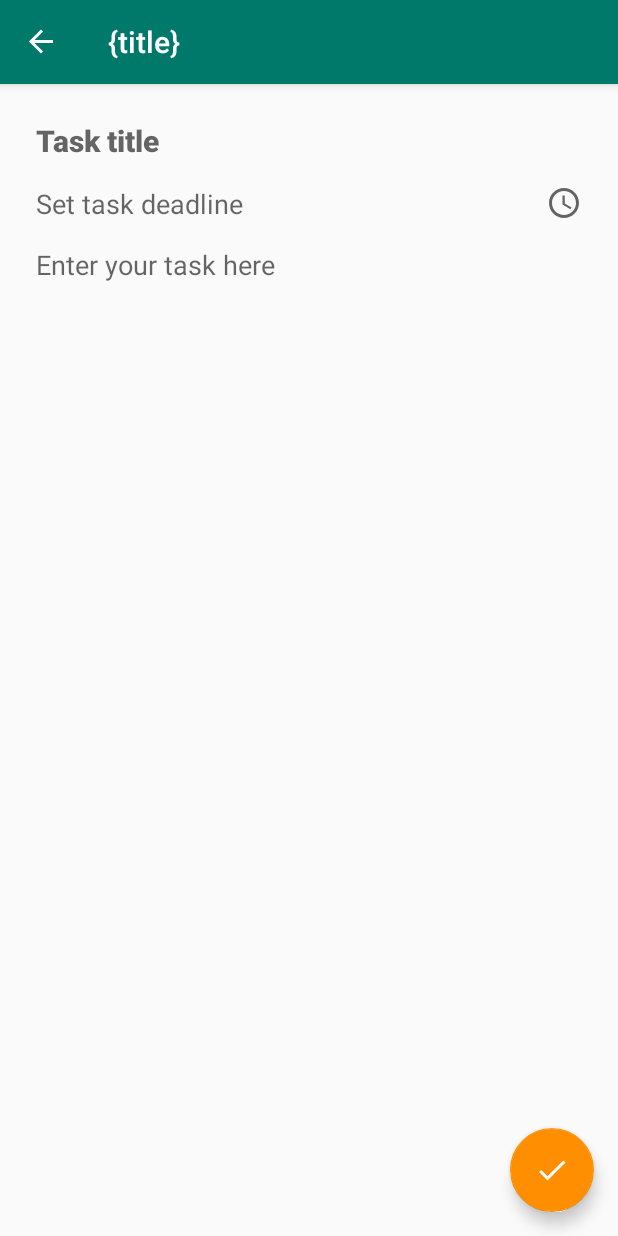
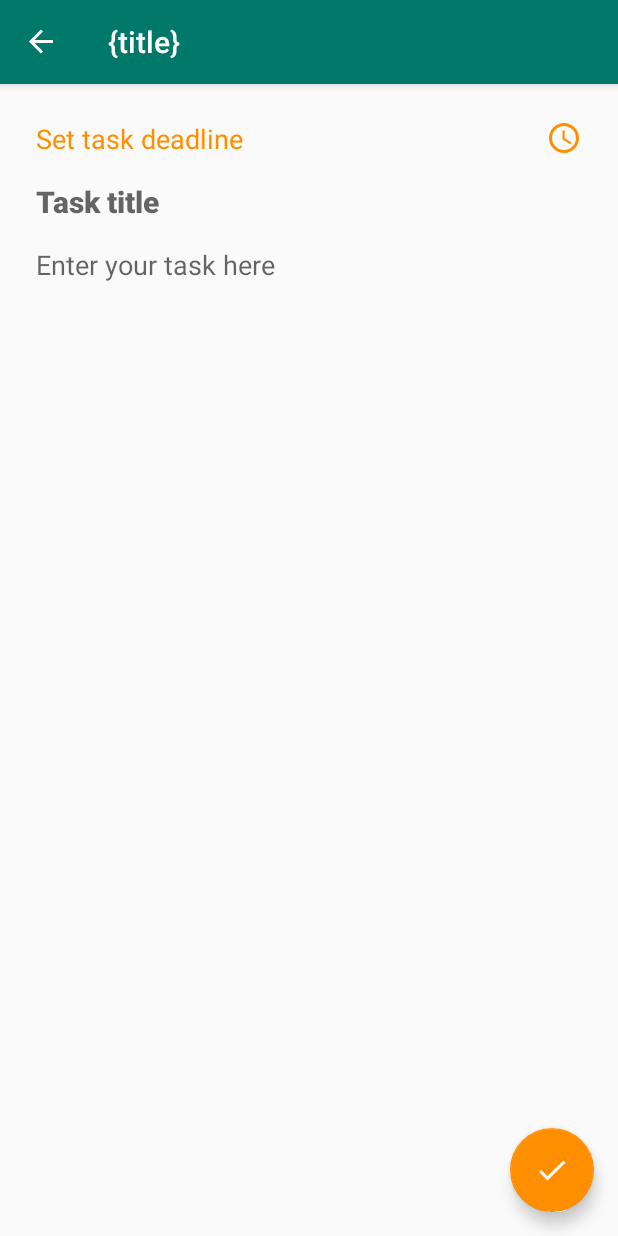
Before and after one commit to angela-aciobanitei/aadc-kotlin-todo-app, an Android app: the screen it shows after launch (MainActivity), after a tap on "Add new task", on a phone screen of 412 x 824 dp. Run offline under Robolectric (Android 15) with nearby library versions, the phone set to English and light mode, and no system bars; our stand-ins replace Room's generated code, Timber, data binding, navigation-ui, paging; libraries missing offline, so code that uses them is left out: androidx.paging; 9 statements that could not run were skipped.

```diff
--- a/app/src/main/res/layout/add_edit_task_fragment.xml
+++ b/app/src/main/res/layout/add_edit_task_fragment.xml
@@ -24,6 +24,24 @@
                 android:orientation="vertical"
                 android:layout_margin="@dimen/padding_normal">
 
+                <TextView
+                    android:id="@+id/add_task_deadline"
+                    android:background="@null"
+                    android:layout_width="match_parent"
+                    android:layout_height="wrap_content"
+                    android:padding="@dimen/padding_small"
+                    android:hint="@string/deadline_hint"
+                    android:textColorHint="@color/colorAccent"
+                    android:clickable="true"
+                    android:focusable="true"
+                    android:maxLines="1"
+                    android:textAppearance="@style/TextAppearance.AppCompat.Medium"
+                    android:text="@{addEditTasksViewModel.deadlineText}"
+                    android:drawableEnd="@drawable/ic_access_time"
+                    android:drawablePadding="@dimen/padding_mini"
+                    android:drawableTint="@color/colorAccent"
+                    android:onClick="@{() -> addEditTasksViewModel.addTaskDeadlineEvent()}"/>
+
                 <EditText
                     android:id="@+id/add_task_title_edit_text"
                     android:background="@null"
@@ -38,22 +56,6 @@
                     android:text="@={addEditTasksViewModel.title}"
                     android:textStyle="bold"
                     android:textAppearance="@style/TextAppearance.AppCompat.Title" />
-
-                <TextView
-                    android:id="@+id/add_task_deadline"
-                    android:background="@null"
-                    android:layout_width="match_parent"
-                    android:layout_height="wrap_content"
-                    android:padding="@dimen/padding_small"
-                    android:hint="@string/deadline_hint"
-                    android:clickable="true"
-                    android:focusable="true"
-                    android:maxLines="1"
-                    android:textAppearance="@style/TextAppearance.AppCompat.Medium"
-                    android:text="@{addEditTasksViewModel.deadlineText}"
-                    android:drawableEnd="@drawable/ic_access_time"
-                    android:drawablePadding="@dimen/padding_mini"
-                    android:onClick="@{() -> addEditTasksViewModel.addTaskDeadlineEvent()}"/>
 
                 <EditText
                     android:id="@+id/add_task_description_edit_text"
```
Also changed, not shown: app/src/main/java/com/ang/acb/todolearn/data/local/TasksLocalDataSource.kt (+8 -4 lines), app/src/main/java/com/ang/acb/todolearn/notification/NotificationWorker.kt (+8 -5 lines).
